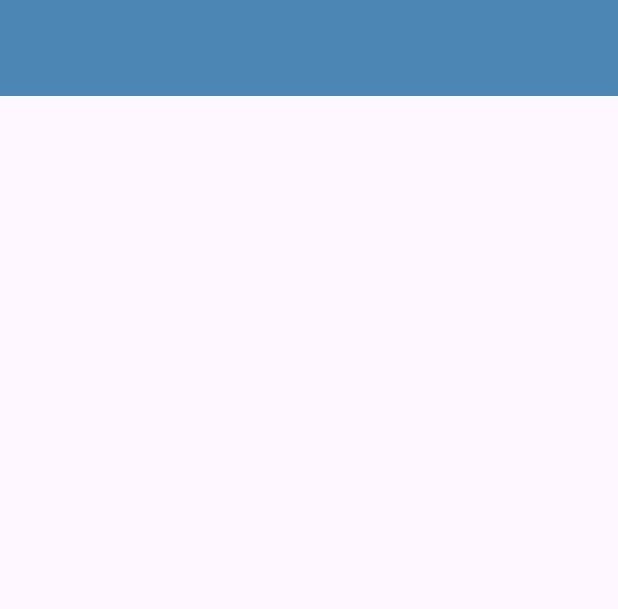
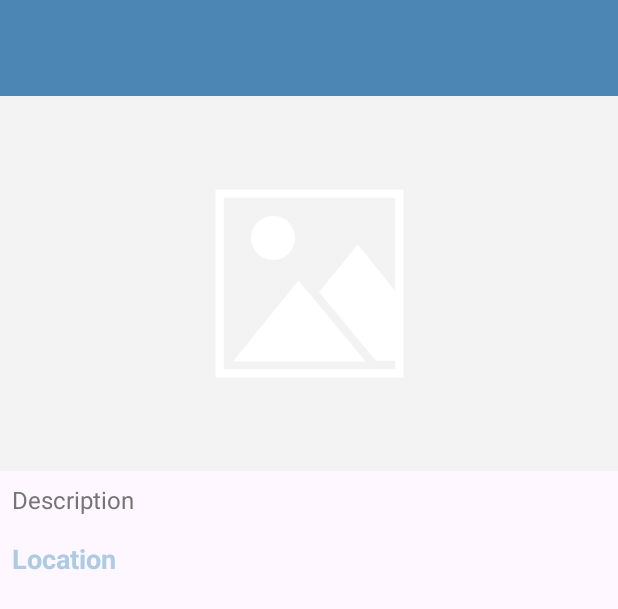
Before and after one commit to Dipan-17/16.Happy-Places, an Android app: the layout activity_happy_place_detail.xml on its own in the app's theme, with its tools: preview values and no code run, on a phone screen of 412 x 824 dp. Shown: the top 609 px of the screen. Run offline under Robolectric (Android 15) with nearby library versions, the phone set to English and light mode, and no system bars.

Commit message:
Detail screen layout added

```diff
--- a/app/src/main/res/layout/activity_happy_place_detail.xml
+++ b/app/src/main/res/layout/activity_happy_place_detail.xml
@@ -6,14 +6,76 @@
     android:layout_height="match_parent"
     tools:context=".activities.HappyPlaceDetailActivity">
 
+
+
     <androidx.appcompat.widget.Toolbar
         android:id="@+id/toolbar_happy_place_detail"
         android:layout_width="match_parent"
         android:layout_height="?attr/actionBarSize"
         android:background="@color/colorPrimary"
+        android:theme="@style/customToolbarStyle"
         app:layout_constraintEnd_toEndOf="parent"
         app:layout_constraintStart_toStartOf="parent"
-        app:layout_constraintTop_toTopOf="parent"
-        android:theme="@style/customToolbarStyle"/>
+        app:layout_constraintTop_toTopOf="parent" />
+
+    <!--  (Step 1 : Designing the view for Happy Places Detail Activity.)-->
+    <!--1. We have added the detail_screen_image_placeholder image in the drawable folder. -->
+    <!--START-->
+    <ScrollView
+        android:id="@+id/sv_main"
+        android:layout_width="match_parent"
+        android:layout_height="0dp"
+        android:fillViewport="true"
+        app:layout_constraintBottom_toBottomOf="parent"
+        app:layout_constraintEnd_toEndOf="parent"
+        app:layout_constraintStart_toStartOf="parent"
+        app:layout_constraintTop_toBottomOf="@id/toolbar_happy_place_detail">
+
+        <androidx.constraintlayout.widget.ConstraintLayout
+            android:layout_width="match_parent"
+            android:layout_height="wrap_content">
+
+            <androidx.appcompat.widget.AppCompatImageView
+                android:id="@+id/iv_place_image"
+                android:layout_width="match_parent"
+                android:layout_height="@dimen/detail_screen_image_height_size"
+                android:scaleType="centerCrop"
+                android:src="@drawable/detail_screen_image_placeholder"
+                app:layout_constraintEnd_toEndOf="parent"
+                app:layout_constraintStart_toStartOf="parent"
+                app:layout_constraintTop_toTopOf="parent" />
+
+            <TextView
+                android:id="@+id/tv_description"
+                android:layout_width="match_parent"
+                android:layout_height="wrap_content"
+                android:layout_marginStart="@dimen/detail_screen_description_margin"
+                android:layout_marginTop="@dimen/detail_screen_description_margin"
+                android:layout_marginEnd="@dimen/detail_screen_description_margin"
+                android:textColor="@color/detail_screen_description_text_color"
+                android:textSize="@dimen/detail_screen_description_text_size"
+                app:layout_constraintEnd_toEndOf="parent"
+                app:layout_constraintHorizontal_bias="0.533"
+                app:layout_constraintStart_toStartOf="parent"
+                app:layout_constraintTop_toBottomOf="@+id/iv_place_image"
+                tools:text="Description" />
+
+            <TextView
+                android:id="@+id/tv_location"
+                android:layout_width="match_parent"
+                android:layout_height="wrap_content"
+                android:layout_marginStart="@dimen/detail_screen_location_marginStartEnd"
+                android:layout_marginTop="@dimen/detail_screen_location_marginTop"
+                android:layout_marginEnd="@dimen/detail_screen_location_marginStartEnd"
+                android:textColor="@color/colorAccent"
+                android:textSize="@dimen/detail_screen_location_text_size"
+                android:textStyle="bold"
+                app:layout_constraintEnd_toEndOf="parent"
+                app:layout_constraintHorizontal_bias="0.533"
+                app:layout_constraintStart_toStartOf="parent"
+                app:layout_constraintTop_toBottomOf="@+id/tv_description"
+                tools:text="Location" />
+        </androidx.constraintlayout.widget.ConstraintLayout>
+    </ScrollView>
 
 </androidx.constraintlayout.widget.ConstraintLayout>
--- a/app/src/main/res/values/colors.xml
+++ b/app/src/main/res/values/colors.xml
@@ -20,4 +20,7 @@
     <!--START-->
     <color name="circular_image_border_color">#757575</color>
     <color name="item_happy_place_description_text_color">#606060</color>
+
+
+    <color name="detail_screen_description_text_color">#757575</color>
 </resources>
--- a/app/src/main/res/values/dimens.xml
+++ b/app/src/main/res/values/dimens.xml
@@ -35,4 +35,14 @@
     <dimen name="item_happy_place_description_textSize">14sp</dimen>
     <!--END-->
 
+
+    <!--  (Step 2 : All the dimen values used for designing the view for Happy Places Detail Activity are added here.)-->
+    <!--START-->
+    <dimen name="detail_screen_image_height_size">250dp</dimen>
+    <dimen name="detail_screen_description_margin">8dp</dimen>
+    <dimen name="detail_screen_description_text_size">16sp</dimen>
+    <dimen name="detail_screen_location_marginStartEnd">8dp</dimen>
+    <dimen name="detail_screen_location_marginTop">16dp</dimen>
+    <dimen name="detail_screen_location_text_size">18sp</dimen>
+
 </resources>
--- a/app/src/main/res/values/styles.xml
+++ b/app/src/main/res/values/styles.xml
@@ -9,4 +9,6 @@
         <item name="android:colorControlNormal">#FFFFFF</item>
     </style>
 
+
+
 </resources>
```
Also changed, not shown: app/src/main/res/drawable/detail_screen_image_placeholder.png (added).
